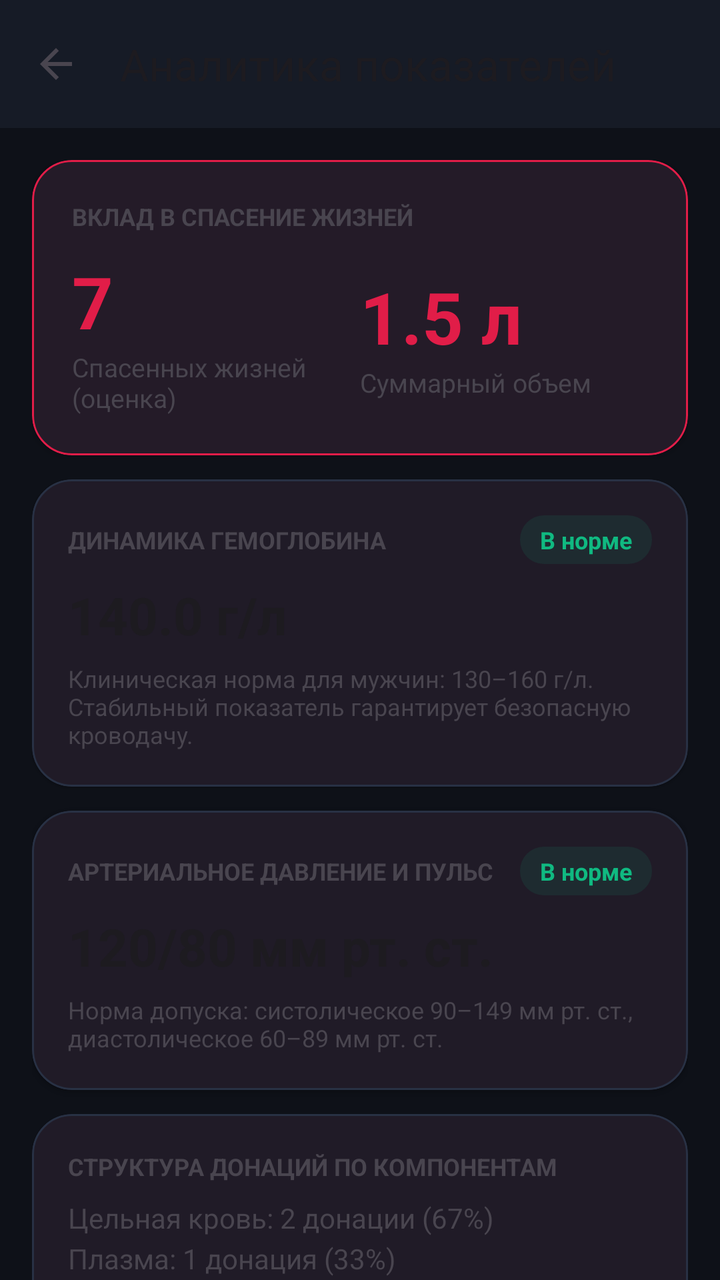
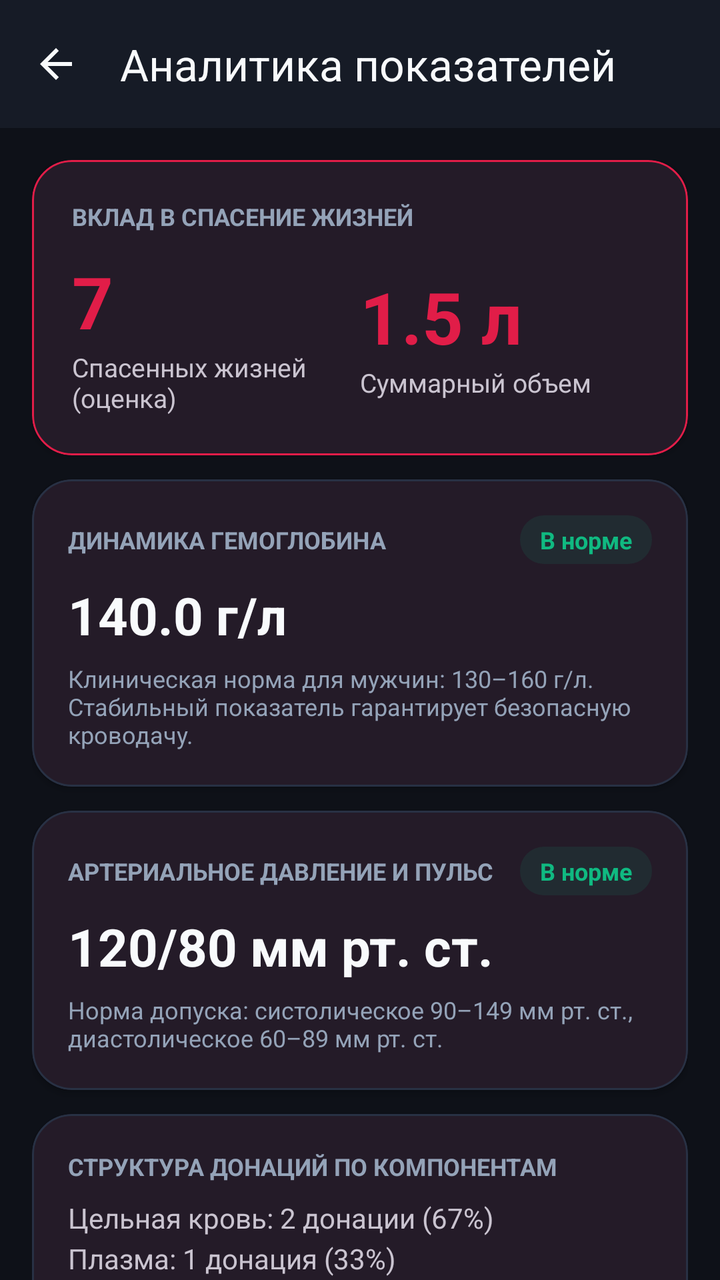

Two renders of the same Android screen: before a commit and after it. Below are the layout's source before the change and the commit's diff.
<!-- AndroidManifest.xml: application theme Theme.DonorLog -->
<!-- res/layout/activity_analytics.xml -->
<?xml version="1.0" encoding="utf-8"?>
<androidx.coordinatorlayout.widget.CoordinatorLayout
    xmlns:android="http://schemas.android.com/apk/res/android"
    xmlns:app="http://schemas.android.com/apk/res-auto"
    android:id="@+id/rootAnalytics"
    android:layout_width="match_parent"
    android:layout_height="match_parent"
    android:fitsSystemWindows="true"
    android:background="?android:attr/colorBackground">

    <com.google.android.material.appbar.AppBarLayout
        android:id="@+id/appBarLayoutAnalytics"
        android:layout_width="match_parent"
        android:layout_height="wrap_content"
        android:background="?attr/colorSurface">

        <com.google.android.material.appbar.MaterialToolbar
            android:id="@+id/toolbarAnalytics"
            android:layout_width="match_parent"
            android:layout_height="?attr/actionBarSize"
            app:title="@string/title_activity_analytics"
            app:navigationIcon="@drawable/ic_arrow_back"
            app:titleCentered="false" />

    </com.google.android.material.appbar.AppBarLayout>

    <androidx.core.widget.NestedScrollView
        android:layout_width="match_parent"
        android:layout_height="match_parent"
        android:fillViewport="true"
        app:layout_behavior="@string/appbar_scrolling_view_behavior">

        <LinearLayout
            android:layout_width="match_parent"
            android:layout_height="wrap_content"
            android:orientation="vertical"
            android:padding="16dp">

            
            <com.google.android.material.card.MaterialCardView
                android:layout_width="match_parent"
                android:layout_height="wrap_content"
                app:cardCornerRadius="20dp"
                app:cardElevation="2dp"
                app:strokeWidth="1dp"
                app:strokeColor="?attr/colorPrimary">

                <LinearLayout
                    android:layout_width="match_parent"
                    android:layout_height="wrap_content"
                    android:orientation="vertical"
                    android:padding="20dp">

                    <TextView
                        android:layout_width="wrap_content"
                        android:layout_height="wrap_content"
                        android:text="@string/analytics_hero_title"
                        android:textColor="?android:attr/textColorSecondary"
                        android:textSize="12sp"
                        android:textAllCaps="true"
                        android:textStyle="bold" />

                    <LinearLayout
                        android:layout_width="match_parent"
                        android:layout_height="wrap_content"
                        android:layout_marginTop="10dp"
                        android:gravity="center_vertical"
                        android:orientation="horizontal">

                        <LinearLayout
                            android:layout_width="0dp"
                            android:layout_height="wrap_content"
                            android:layout_weight="1"
                            android:orientation="vertical">

                            <TextView
                                android:id="@+id/tvAnalyticsLivesSaved"
                                android:layout_width="wrap_content"
                                android:layout_height="wrap_content"
                                android:text="7"
                                android:textColor="?attr/colorPrimary"
                                android:textSize="36sp"
                                android:textStyle="bold" />

                            <TextView
                                android:layout_width="wrap_content"
                                android:layout_height="wrap_content"
                                android:text="@string/analytics_lives_saved_desc"
                                android:textSize="13sp" />
                        </LinearLayout>

                        <LinearLayout
                            android:layout_width="0dp"
                            android:layout_height="wrap_content"
                            android:layout_weight="1"
                            android:orientation="vertical">

                            <TextView
                                android:id="@+id/tvAnalyticsTotalVolume"
                                android:layout_width="wrap_content"
                                android:layout_height="wrap_content"
                                android:text="1.5 л"
                                android:textColor="?attr/colorPrimary"
                                android:textSize="36sp"
                                android:textStyle="bold" />

                            <TextView
                                android:layout_width="wrap_content"
                                android:layout_height="wrap_content"
                                android:text="@string/analytics_volume_desc"
                                android:textSize="13sp" />
                        </LinearLayout>

                    </LinearLayout>

                </LinearLayout>
            </com.google.android.material.card.MaterialCardView>

            
            <com.google.android.material.card.MaterialCardView
                android:layout_width="match_parent"
                android:layout_height="wrap_content"
                android:layout_marginTop="12dp"
                app:cardCornerRadius="20dp"
                app:cardElevation="1dp"
                app:strokeWidth="1dp"
                app:strokeColor="?attr/colorOutline">

                <LinearLayout
                    android:layout_width="match_parent"
                    android:layout_height="wrap_content"
                    android:orientation="vertical"
                    android:padding="18dp">

                    <LinearLayout
                        android:layout_width="match_parent"
                        android:layout_height="wrap_content"
                        android:gravity="center_vertical"
                        android:orientation="horizontal">

                        <TextView
                            android:layout_width="0dp"
                            android:layout_height="wrap_content"
                            android:layout_weight="1"
                            android:text="@string/analytics_hemoglobin_title"
                            android:textColor="?android:attr/textColorSecondary"
                            android:textSize="12sp"
                            android:textAllCaps="true"
                            android:textStyle="bold" />

                        <TextView
                            android:id="@+id/tvHbNormBadge"
                            android:layout_width="wrap_content"
                            android:layout_height="wrap_content"
                            android:background="@drawable/bg_status_badge"
                            android:paddingHorizontal="10dp"
                            android:paddingVertical="4dp"
                            android:text="@string/analytics_norm_ok"
                            android:textColor="@color/status_green"
                            android:textSize="12sp"
                            android:textStyle="bold" />
                    </LinearLayout>

                    <TextView
                        android:id="@+id/tvAvgHemoglobin"
                        android:layout_width="wrap_content"
                        android:layout_height="wrap_content"
                        android:layout_marginTop="8dp"
                        android:text="140.0 г/л"
                        android:textColor="?android:attr/textColorPrimary"
                        android:textSize="26sp"
                        android:textStyle="bold" />

                    <TextView
                        android:layout_width="match_parent"
                        android:layout_height="wrap_content"
                        android:layout_marginTop="6dp"
                        android:text="@string/analytics_hb_norm_note"
                        android:textColor="?android:attr/textColorSecondary"
                        android:textSize="12sp" />

                </LinearLayout>
            </com.google.android.material.card.MaterialCardView>

            
            <com.google.android.material.card.MaterialCardView
                android:layout_width="match_parent"
                android:layout_height="wrap_content"
                android:layout_marginTop="12dp"
                app:cardCornerRadius="20dp"
                app:cardElevation="1dp"
                app:strokeWidth="1dp"
                app:strokeColor="?attr/colorOutline">

                <LinearLayout
                    android:layout_width="match_parent"
                    android:layout_height="wrap_content"
                    android:orientation="vertical"
                    android:padding="18dp">

                    <LinearLayout
                        android:layout_width="match_parent"
                        android:layout_height="wrap_content"
                        android:gravity="center_vertical"
                        android:orientation="horizontal">

                        <TextView
                            android:layout_width="0dp"
                            android:layout_height="wrap_content"
                            android:layout_weight="1"
                            android:text="@string/analytics_bp_title"
                            android:textColor="?android:attr/textColorSecondary"
                            android:textSize="12sp"
                            android:textAllCaps="true"
                            android:textStyle="bold" />

                        <TextView
                            android:id="@+id/tvBpNormBadge"
                            android:layout_width="wrap_content"
                            android:layout_height="wrap_content"
                            android:background="@drawable/bg_status_badge"
                            android:paddingHorizontal="10dp"
                            android:paddingVertical="4dp"
                            android:text="@string/analytics_norm_ok"
                            android:textColor="@color/status_green"
                            android:textSize="12sp"
                            android:textStyle="bold" />
                    </LinearLayout>

                    <TextView
                        android:id="@+id/tvAvgBp"
                        android:layout_width="wrap_content"
                        android:layout_height="wrap_content"
                        android:layout_marginTop="8dp"
                        android:text="120/80 мм рт. ст."
                        android:textColor="?android:attr/textColorPrimary"
                        android:textSize="26sp"
                        android:textStyle="bold" />

                    <TextView
                        android:layout_width="match_parent"
                        android:layout_height="wrap_content"
                        android:layout_marginTop="6dp"
                        android:text="@string/analytics_bp_norm_note"
                        android:textColor="?android:attr/textColorSecondary"
                        android:textSize="12sp" />

                </LinearLayout>
            </com.google.android.material.card.MaterialCardView>

            
            <com.google.android.material.card.MaterialCardView
                android:layout_width="match_parent"
                android:layout_height="wrap_content"
                android:layout_marginTop="12dp"
                app:cardCornerRadius="20dp"
                app:cardElevation="1dp"
                app:strokeWidth="1dp"
                app:strokeColor="?attr/colorOutline">

                <LinearLayout
                    android:layout_width="match_parent"
                    android:layout_height="wrap_content"
                    android:orientation="vertical"
                    android:padding="18dp">

                    <TextView
                        android:layout_width="wrap_content"
                        android:layout_height="wrap_content"
                        android:text="@string/analytics_components_title"
                        android:textColor="?android:attr/textColorSecondary"
                        android:textSize="12sp"
                        android:textAllCaps="true"
                        android:textStyle="bold" />

                    <TextView
                        android:id="@+id/tvComponentBreakdown"
                        android:layout_width="match_parent"
                        android:layout_height="wrap_content"
                        android:layout_marginTop="8dp"
                        android:text="Цельная кровь: 2 донации (67%)\nПлазма: 1 донация (33%)\nТромбоциты: 0 донаций (0%)"
                        android:lineSpacingExtra="4dp"
                        android:textSize="14sp" />

                </LinearLayout>
            </com.google.android.material.card.MaterialCardView>

            
            <com.google.android.material.button.MaterialButton
                android:id="@+id/btnShareCertificate"
                style="@style/Widget.Material3.Button.TonalButton"
                android:layout_width="match_parent"
                android:layout_height="wrap_content"
                android:layout_marginTop="16dp"
                android:layout_marginBottom="24dp"
                android:text="@string/analytics_share_cert_btn"
                app:icon="@drawable/ic_award" />

        </LinearLayout>
    </androidx.core.widget.NestedScrollView>

</androidx.coordinatorlayout.widget.CoordinatorLayout>
<!-- resources referenced by this layout -->
<resources>
  <color name="status_green">#10B981</color>
  <!-- drawable bg_status_badge (drawable) -->
  <?xml version="1.0" encoding="utf-8"?>
  <shape xmlns:android="http://schemas.android.com/apk/res/android"
      android:shape="rectangle">
      <corners android:radius="12dp" />
      <solid android:color="@color/status_green_bg" />
  </shape>
  <!-- drawable ic_arrow_back (drawable) -->
  <vector xmlns:android="http://schemas.android.com/apk/res/android"
      android:width="24dp"
      android:height="24dp"
      android:viewportWidth="24"
      android:viewportHeight="24"
      android:tint="?attr/colorControlNormal">
      <path
          android:fillColor="@android:color/white"
          android:pathData="M20,11H7.83l5.59,-5.59L12,4l-8,8 8,8 1.41,-1.41L7.83,13H20v-2z" />
  </vector>
  <string name="analytics_bp_norm_note">Норма допуска: систолическое 90–149 мм рт. ст., диастолическое 60–89 мм рт. ст.</string>
  <string name="analytics_bp_title">Артериальное давление и пульс</string>
  <string name="analytics_components_title">Структура донаций по компонентам</string>
  <string name="analytics_hb_norm_note">Клиническая норма для мужчин: 130–160 г/л. Стабильный показатель гарантирует безопасную кроводачу.</string>
  <string name="analytics_hemoglobin_title">Динамика гемоглобина</string>
  <string name="analytics_hero_title">Вклад в спасение жизней</string>
  <string name="analytics_lives_saved_desc">Спасенных жизней (оценка)</string>
  <string name="analytics_norm_ok">В норме</string>
  <string name="analytics_share_cert_btn">Поделиться справкой донора</string>
  <string name="analytics_volume_desc">Суммарный объем</string>
  <string name="title_activity_analytics">Аналитика показателей</string>
  <style name="Theme.DonorLog" parent="Theme.Material3.DayNight.NoActionBar">
          <item name="colorPrimary">@color/md_theme_light_primary</item>
          <item name="colorOnPrimary">@color/md_theme_light_onPrimary</item>
          <item name="colorPrimaryContainer">@color/md_theme_light_primaryContainer</item>
          <item name="colorOnPrimaryContainer">@color/md_theme_light_onPrimaryContainer</item>
  
          <item name="colorSecondary">@color/md_theme_light_secondary</item>
          <item name="colorOnSecondary">@color/md_theme_light_onSecondary</item>
          <item name="colorSecondaryContainer">@color/md_theme_light_secondaryContainer</item>
          <item name="colorOnSecondaryContainer">@color/md_theme_light_onSecondaryContainer</item>
  
          <item name="android:colorBackground">@color/md_theme_light_background</item>
          <item name="colorSurface">@color/md_theme_light_surface</item>
          <item name="colorOnSurface">@color/md_theme_light_onSurface</item>
          <item name="colorOutline">@color/card_border_light</item>
  
          
          <item name="android:statusBarColor">@android:color/transparent</item>
          <item name="android:windowLightStatusBar">true</item>
          <item name="android:navigationBarColor">@color/md_theme_light_background</item>
          <item name="android:windowLightNavigationBar">true</item>
      </style>
  <color name="status_green_bg">#1A10B981</color>
  <color name="md_theme_light_primary">#E11D48</color>
  <color name="md_theme_light_onPrimary">#FFFFFF</color>
  <color name="md_theme_light_primaryContainer">#FFE4E8</color>
  <color name="md_theme_light_onPrimaryContainer">#881337</color>
  <color name="md_theme_light_secondary">#64748B</color>
  <color name="md_theme_light_onSecondary">#FFFFFF</color>
  <color name="md_theme_light_secondaryContainer">#E2E8F0</color>
  <color name="md_theme_light_onSecondaryContainer">#0F172A</color>
  <color name="md_theme_light_background">#0E1118</color>
  <color name="md_theme_light_surface">#161B26</color>
  <color name="md_theme_light_onSurface">#F8FAFC</color>
  <color name="card_border_light">#283144</color>
  <!-- unchanged entries left out for length: 1 -->
</resources>

<!-- the commit's change to res/layout/activity_analytics.xml (unified diff, before → after) -->
@@ -16,6 +16,8 @@
 
         <com.google.android.material.appbar.MaterialToolbar
             android:id="@+id/toolbarAnalytics"
+            app:titleTextColor="@color/donor_text_primary"
+            app:navigationIconTint="@color/donor_text_primary"
             android:layout_width="match_parent"
             android:layout_height="?attr/actionBarSize"
             app:title="@string/title_activity_analytics"
@@ -55,7 +57,7 @@
                         android:layout_width="wrap_content"
                         android:layout_height="wrap_content"
                         android:text="@string/analytics_hero_title"
-                        android:textColor="?android:attr/textColorSecondary"
+                        android:textColor="@color/donor_text_secondary"
                         android:textSize="12sp"
                         android:textAllCaps="true"
                         android:textStyle="bold" />
@@ -122,9 +124,10 @@
                 android:layout_height="wrap_content"
                 android:layout_marginTop="12dp"
                 app:cardCornerRadius="20dp"
-                app:cardElevation="1dp"
-                app:strokeWidth="1dp"
-                app:strokeColor="?attr/colorOutline">
+                app:cardElevation="2dp"
+                    app:cardBackgroundColor="@color/donor_surface_card"
+                    app:strokeColor="@color/donor_stroke_subtle"
+                    app:strokeWidth="1dp">
 
                 <LinearLayout
                     android:layout_width="match_parent"
@@ -143,7 +146,7 @@
                             android:layout_height="wrap_content"
                             android:layout_weight="1"
                             android:text="@string/analytics_hemoglobin_title"
-                            android:textColor="?android:attr/textColorSecondary"
+                            android:textColor="@color/donor_text_secondary"
                             android:textSize="12sp"
                             android:textAllCaps="true"
                             android:textStyle="bold" />
@@ -167,7 +170,7 @@
                         android:layout_height="wrap_content"
                         android:layout_marginTop="8dp"
                         android:text="140.0 г/л"
-                        android:textColor="?android:attr/textColorPrimary"
+                        android:textColor="@color/donor_text_primary"
                         android:textSize="26sp"
                         android:textStyle="bold" />
 
@@ -176,7 +179,7 @@
                         android:layout_height="wrap_content"
                         android:layout_marginTop="6dp"
                         android:text="@string/analytics_hb_norm_note"
-                        android:textColor="?android:attr/textColorSecondary"
+                        android:textColor="@color/donor_text_secondary"
                         android:textSize="12sp" />
 
                 </LinearLayout>
@@ -188,9 +191,10 @@
                 android:layout_height="wrap_content"
                 android:layout_marginTop="12dp"
                 app:cardCornerRadius="20dp"
-                app:cardElevation="1dp"
-                app:strokeWidth="1dp"
-                app:strokeColor="?attr/colorOutline">
+                app:cardElevation="2dp"
+                    app:cardBackgroundColor="@color/donor_surface_card"
+                    app:strokeColor="@color/donor_stroke_subtle"
+                    app:strokeWidth="1dp">
 
                 <LinearLayout
                     android:layout_width="match_parent"
@@ -209,7 +213,7 @@
                             android:layout_height="wrap_content"
                             android:layout_weight="1"
                             android:text="@string/analytics_bp_title"
-                            android:textColor="?android:attr/textColorSecondary"
+                            android:textColor="@color/donor_text_secondary"
                             android:textSize="12sp"
                             android:textAllCaps="true"
                             android:textStyle="bold" />
@@ -233,7 +237,7 @@
                         android:layout_height="wrap_content"
                         android:layout_marginTop="8dp"
                         android:text="120/80 мм рт. ст."
-                        android:textColor="?android:attr/textColorPrimary"
+                        android:textColor="@color/donor_text_primary"
                         android:textSize="26sp"
                         android:textStyle="bold" />
 
@@ -242,7 +246,7 @@
                         android:layout_height="wrap_content"
                         android:layout_marginTop="6dp"
                         android:text="@string/analytics_bp_norm_note"
-                        android:textColor="?android:attr/textColorSecondary"
+                        android:textColor="@color/donor_text_secondary"
                         android:textSize="12sp" />
 
                 </LinearLayout>
@@ -254,9 +258,10 @@
                 android:layout_height="wrap_content"
                 android:layout_marginTop="12dp"
                 app:cardCornerRadius="20dp"
-                app:cardElevation="1dp"
-                app:strokeWidth="1dp"
-                app:strokeColor="?attr/colorOutline">
+                app:cardElevation="2dp"
+                    app:cardBackgroundColor="@color/donor_surface_card"
+                    app:strokeColor="@color/donor_stroke_subtle"
+                    app:strokeWidth="1dp">
 
                 <LinearLayout
                     android:layout_width="match_parent"
@@ -268,7 +273,7 @@
                         android:layout_width="wrap_content"
                         android:layout_height="wrap_content"
                         android:text="@string/analytics_components_title"
-                        android:textColor="?android:attr/textColorSecondary"
+                        android:textColor="@color/donor_text_secondary"
                         android:textSize="12sp"
                         android:textAllCaps="true"
                         android:textStyle="bold" />
<!-- resource entries referenced after the edit -->
@@ -1,5 +1,9 @@
 <!-- resources referenced by this layout -->
 <resources>
+  <color name="donor_stroke_subtle">#283144</color>
+  <color name="donor_surface_card">#161B26</color>
+  <color name="donor_text_primary">#F8FAFC</color>
+  <color name="donor_text_secondary">#94A3B8</color>
   <color name="status_green">#10B981</color>
   <!-- drawable bg_status_badge (drawable) -->
   <?xml version="1.0" encoding="utf-8"?>
@@ -30,41 +34,36 @@
   <string name="analytics_share_cert_btn">Поделиться справкой донора</string>
   <string name="analytics_volume_desc">Суммарный объем</string>
   <string name="title_activity_analytics">Аналитика показателей</string>
-  <style name="Theme.DonorLog" parent="Theme.Material3.DayNight.NoActionBar">
-          <item name="colorPrimary">@color/md_theme_light_primary</item>
-          <item name="colorOnPrimary">@color/md_theme_light_onPrimary</item>
-          <item name="colorPrimaryContainer">@color/md_theme_light_primaryContainer</item>
-          <item name="colorOnPrimaryContainer">@color/md_theme_light_onPrimaryContainer</item>
+  <style name="Theme.DonorLog" parent="Theme.Material3.Dark.NoActionBar">
+          <item name="colorPrimary">@color/donor_ruby_mid</item>
+          <item name="colorOnPrimary">#FFFFFF</item>
+          <item name="colorPrimaryContainer">@color/donor_ruby_start</item>
+          <item name="colorOnPrimaryContainer">#FFE4E8</item>
   
-          <item name="colorSecondary">@color/md_theme_light_secondary</item>
-          <item name="colorOnSecondary">@color/md_theme_light_onSecondary</item>
-          <item name="colorSecondaryContainer">@color/md_theme_light_secondaryContainer</item>
-          <item name="colorOnSecondaryContainer">@color/md_theme_light_onSecondaryContainer</item>
+          <item name="colorSecondary">@color/donor_amber_warm</item>
+          <item name="colorOnSecondary">#0E1118</item>
+          <item name="colorSecondaryContainer">#1E2433</item>
+          <item name="colorOnSecondaryContainer">@color/donor_text_primary</item>
   
-          <item name="android:colorBackground">@color/md_theme_light_background</item>
-          <item name="colorSurface">@color/md_theme_light_surface</item>
-          <item name="colorOnSurface">@color/md_theme_light_onSurface</item>
-          <item name="colorOutline">@color/card_border_light</item>
+          <item name="android:colorBackground">@color/donor_bg_canvas</item>
+          <item name="colorSurface">@color/donor_surface_card</item>
+          <item name="colorOnSurface">@color/donor_text_primary</item>
+          <item name="colorOutline">@color/donor_stroke_subtle</item>
+  
+          <item name="android:textColorPrimary">@color/donor_text_primary</item>
+          <item name="android:textColorSecondary">@color/donor_text_secondary</item>
   
           
           <item name="android:statusBarColor">@android:color/transparent</item>
-          <item name="android:windowLightStatusBar">true</item>
-          <item name="android:navigationBarColor">@color/md_theme_light_background</item>
-          <item name="android:windowLightNavigationBar">true</item>
+          <item name="android:windowLightStatusBar">false</item>
+          <item name="android:navigationBarColor">@color/donor_bg_canvas</item>
+          <item name="android:windowLightNavigationBar">false</item>
       </style>
   <color name="status_green_bg">#1A10B981</color>
-  <color name="md_theme_light_primary">#E11D48</color>
-  <color name="md_theme_light_onPrimary">#FFFFFF</color>
-  <color name="md_theme_light_primaryContainer">#FFE4E8</color>
-  <color name="md_theme_light_onPrimaryContainer">#881337</color>
-  <color name="md_theme_light_secondary">#64748B</color>
-  <color name="md_theme_light_onSecondary">#FFFFFF</color>
-  <color name="md_theme_light_secondaryContainer">#E2E8F0</color>
-  <color name="md_theme_light_onSecondaryContainer">#0F172A</color>
-  <color name="md_theme_light_background">#0E1118</color>
-  <color name="md_theme_light_surface">#161B26</color>
-  <color name="md_theme_light_onSurface">#F8FAFC</color>
-  <color name="card_border_light">#283144</color>
+  <color name="donor_ruby_mid">#E11D48</color>
+  <color name="donor_ruby_start">#9F1239</color>
+  <color name="donor_amber_warm">#F59E0B</color>
+  <color name="donor_bg_canvas">#0E1118</color>
   <!-- unchanged entries left out for length: 1 -->
 </resources>
 
